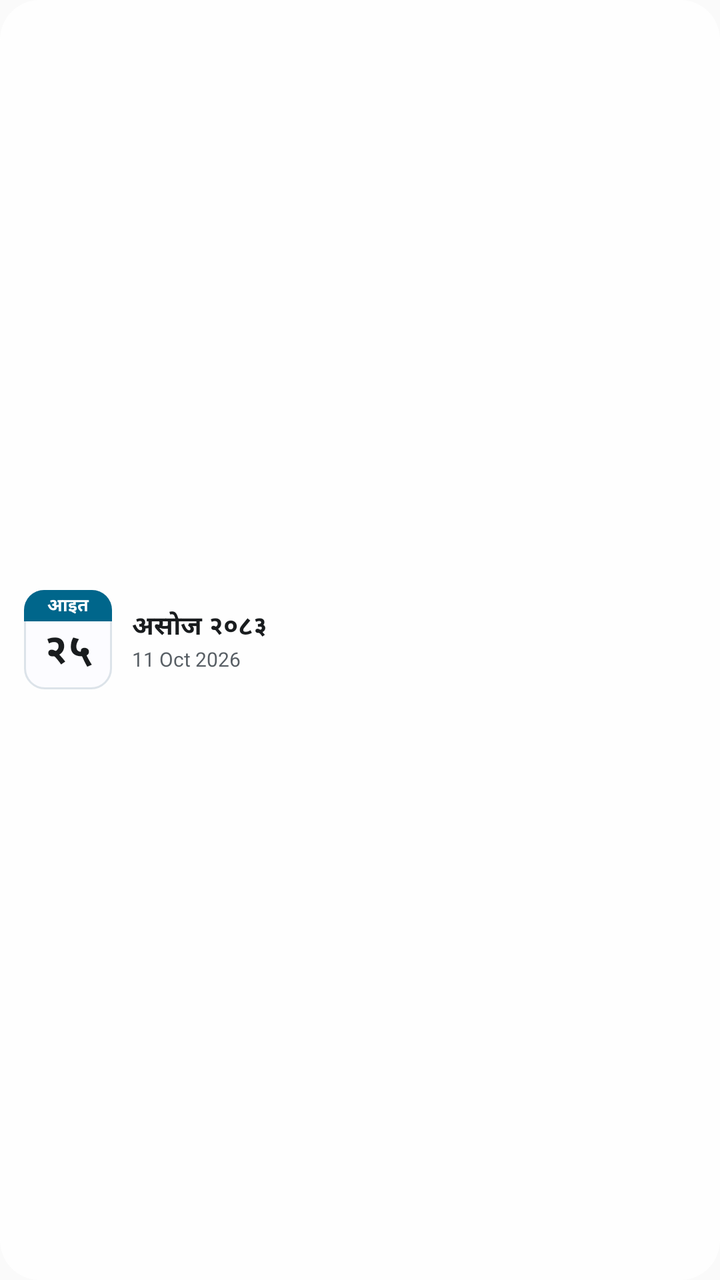
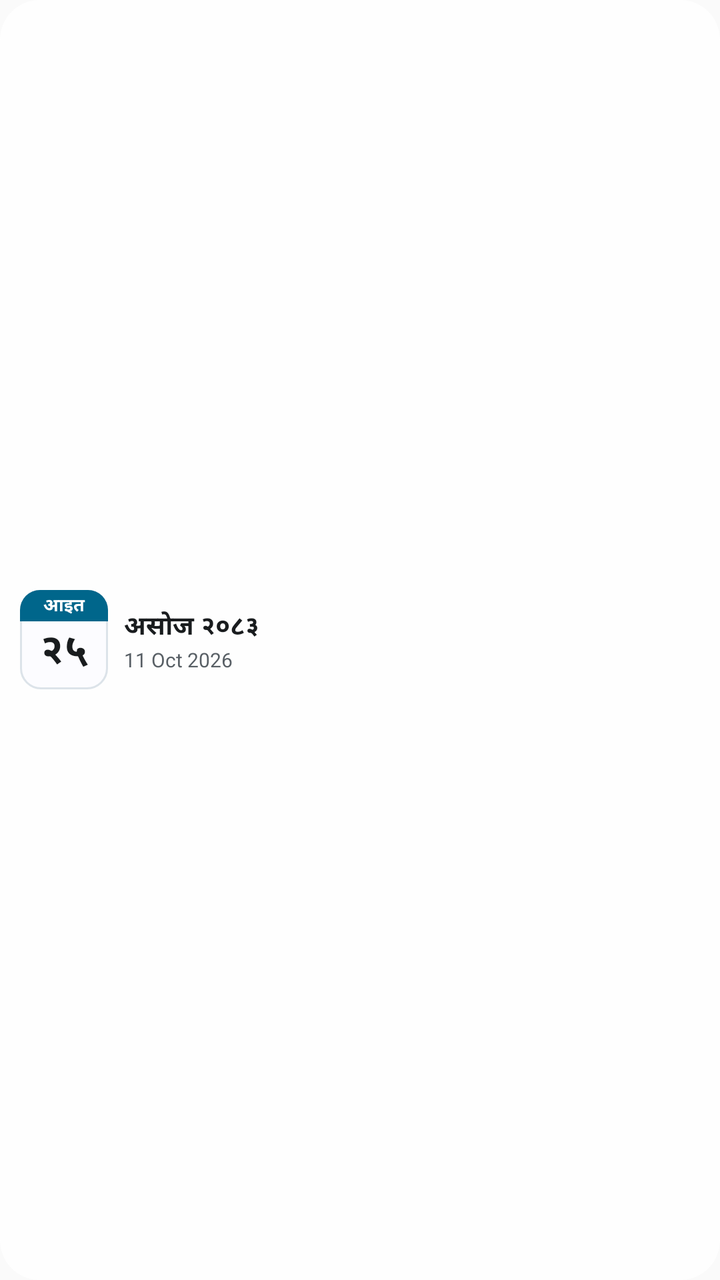

Two renders of the same Android screen: before a commit and after it. Below are the layout's source before the change and the commit's diff.
<!-- AndroidManifest.xml: application theme AppTheme -->
<!-- res/layout/widget_patro_small.xml -->
<?xml version="1.0" encoding="utf-8"?>
<LinearLayout xmlns:android="http://schemas.android.com/apk/res/android"
    android:id="@+id/widget_root"
    android:layout_width="match_parent"
    android:layout_height="match_parent"
    android:orientation="horizontal"
    android:gravity="center_vertical"
    android:paddingHorizontal="12dp"
    android:paddingVertical="8dp"
    android:background="@drawable/widget_background">

    <LinearLayout
        android:id="@+id/widget_leaf"
        android:layout_width="44dp"
        android:layout_height="wrap_content"
        android:orientation="vertical"
        android:layout_marginEnd="10dp"
        android:background="@drawable/widget_leaf">

        <TextView
            android:id="@+id/widget_leaf_head"
            android:layout_width="match_parent"
            android:layout_height="wrap_content"
            android:gravity="center"
            android:paddingVertical="1dp"
            android:textSize="9sp"
            android:textStyle="bold"
            android:maxLines="1"
            android:textColor="@color/widget_on_head"
            android:background="@drawable/widget_leaf_head"
            android:text="आइत" />

        <TextView
            android:id="@+id/widget_day"
            android:layout_width="match_parent"
            android:layout_height="wrap_content"
            android:gravity="center"
            android:paddingTop="2dp"
            android:paddingBottom="4dp"
            android:textSize="21sp"
            android:textStyle="bold"
            android:includeFontPadding="false"
            android:maxLines="1"
            android:textColor="@color/widget_day"
            android:text="२५" />
    </LinearLayout>

    <LinearLayout
        android:layout_width="0dp"
        android:layout_weight="1"
        android:layout_height="wrap_content"
        android:orientation="vertical">

        <TextView
            android:id="@+id/widget_month"
            android:layout_width="wrap_content"
            android:layout_height="wrap_content"
            android:textSize="13sp"
            android:textStyle="bold"
            android:maxLines="1"
            android:ellipsize="end"
            android:textColor="@color/widget_text"
            android:text="असोज २०८३" />

        <TextView
            android:id="@+id/widget_ad"
            android:layout_width="wrap_content"
            android:layout_height="wrap_content"
            android:textSize="10sp"
            android:maxLines="1"
            android:textColor="@color/widget_muted"
            android:text="11 Oct 2026" />
    </LinearLayout>

    
    <TextView android:id="@+id/widget_weekday"
        android:layout_width="wrap_content" android:layout_height="wrap_content"
        android:visibility="gone" android:text="" />
    <TextView android:id="@+id/widget_tithi"
        android:layout_width="wrap_content" android:layout_height="wrap_content"
        android:visibility="gone" android:text="" />
    <TextView android:id="@+id/widget_note"
        android:layout_width="wrap_content" android:layout_height="wrap_content"
        android:visibility="gone" android:text="" />
    <TextView android:id="@+id/widget_next"
        android:layout_width="wrap_content" android:layout_height="wrap_content"
        android:visibility="gone" android:text="" />
</LinearLayout>
<!-- resources referenced by this layout -->
<resources>
  <color name="widget_muted">#646C7E</color>
  <color name="widget_on_head">#FFFFFF</color>
  <color name="widget_text">#141824</color>
  <!-- drawable widget_background (drawable) -->
  <?xml version="1.0" encoding="utf-8"?>
  <shape xmlns:android="http://schemas.android.com/apk/res/android" android:shape="rectangle">
      <solid android:color="@color/widget_surface" />
      <corners android:radius="20dp" />
  </shape>
  <!-- drawable widget_leaf (drawable) -->
  <?xml version="1.0" encoding="utf-8"?>
  <shape xmlns:android="http://schemas.android.com/apk/res/android" android:shape="rectangle">
      <solid android:color="@color/widget_leaf" />
      <stroke android:width="1dp" android:color="@color/widget_border" />
      <corners android:radius="10dp" />
  </shape>
  <!-- drawable widget_leaf_head (drawable) -->
  <?xml version="1.0" encoding="utf-8"?>
  <shape xmlns:android="http://schemas.android.com/apk/res/android" android:shape="rectangle">
      <solid android:color="@color/widget_head" />
      <corners
          android:topLeftRadius="10dp"
          android:topRightRadius="10dp"
          android:bottomLeftRadius="0dp"
          android:bottomRightRadius="0dp" />
  </shape>
  <style name="AppTheme" parent="Theme.AppCompat.Light.DarkActionBar">
          
          <item name="colorPrimary">@color/colorPrimary</item>
          <item name="colorPrimaryDark">@color/colorPrimaryDark</item>
          <item name="colorAccent">@color/colorAccent</item>
      </style>
  <color name="widget_surface">#E6FFFFFF</color>
  <color name="widget_leaf">#FFFFFF</color>
  <color name="widget_border">#DDE1E9</color>
  <color name="widget_head">#A80D26</color>
  <color name="colorPrimary">#0E1220</color>
  <color name="colorPrimaryDark">#0E1220</color>
  <color name="colorAccent">#A80D26</color>
</resources>

<!-- the commit's change to res/layout/widget_patro_small.xml (unified diff, before → after) -->
@@ -5,7 +5,7 @@
     android:layout_height="match_parent"
     android:orientation="horizontal"
     android:gravity="center_vertical"
-    android:paddingHorizontal="12dp"
+    android:paddingHorizontal="10dp"
     android:paddingVertical="8dp"
     android:background="@drawable/widget_background">
 
@@ -14,7 +14,7 @@
         android:layout_width="44dp"
         android:layout_height="wrap_content"
         android:orientation="vertical"
-        android:layout_marginEnd="10dp"
+        android:layout_marginEnd="8dp"
         android:background="@drawable/widget_leaf">
 
         <TextView
@@ -51,11 +51,16 @@
         android:layout_height="wrap_content"
         android:orientation="vertical">
 
+        
         <TextView
             android:id="@+id/widget_month"
-            android:layout_width="wrap_content"
-            android:layout_height="wrap_content"
-            android:textSize="13sp"
+            android:layout_width="match_parent"
+            android:layout_height="20dp"
+            android:gravity="center_vertical"
+            android:autoSizeTextType="uniform"
+            android:autoSizeMinTextSize="9sp"
+            android:autoSizeMaxTextSize="13sp"
+            android:autoSizeStepGranularity="0.5sp"
             android:textStyle="bold"
             android:maxLines="1"
             android:ellipsize="end"
